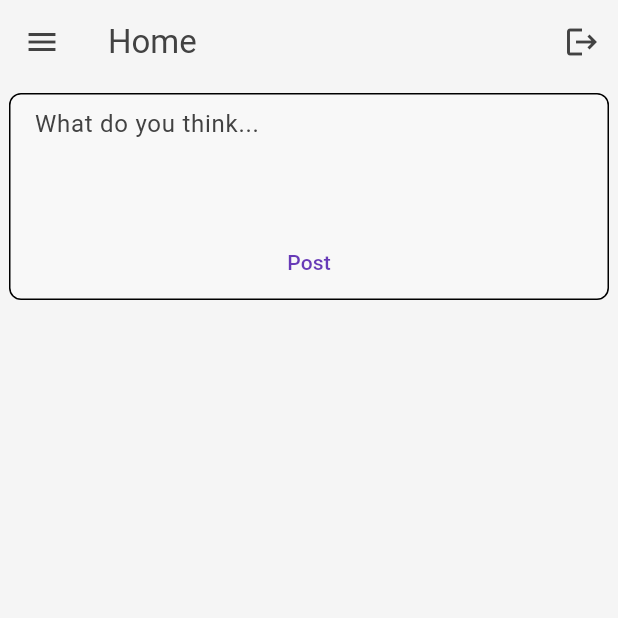
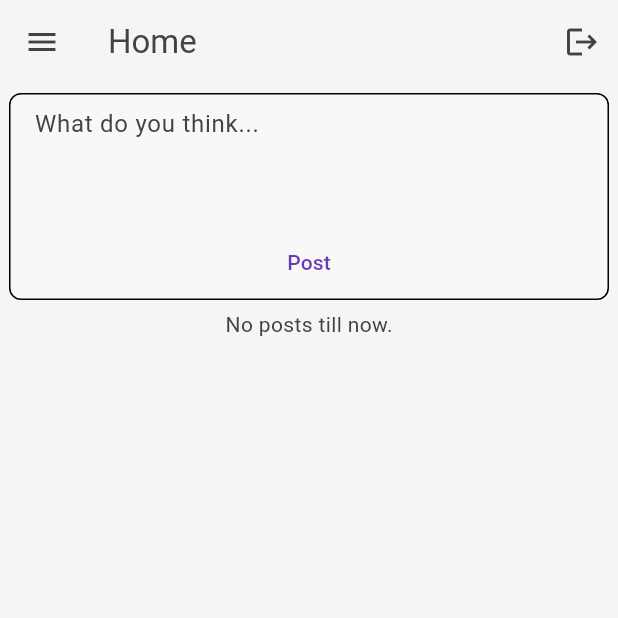
Before and after one commit to elnaddar/firebase_auth_crud_social_media_app, a Flutter app: the screen it shows once a user with an empty profile is signed in, on a phone screen of 412 x 824 dp, the top half of it. Run offline on Flutter 3.47's test engine with Material 3 defaults, Android fonts, the phone set to English and light mode, and no system bars; our stand-ins replace cloud_firestore, firebase_auth, firebase_core, flutter_bloc, go_router; missing offline and left inert: form_map; accounts and stored records are empty.

Commit message:
home page can now handle posts came from posts firestore.

```diff
--- a/lib/views/home/home_page.dart
+++ b/lib/views/home/home_page.dart
@@ -1,6 +1,9 @@
 import 'package:firebase_auth_crud_social_media_app/components/app_drawer.dart';
+import 'package:firebase_auth_crud_social_media_app/repository/posts_repository.dart';
+import 'package:firebase_auth_crud_social_media_app/repository/users_repository.dart';
 import 'package:firebase_auth_crud_social_media_app/views/home/posts/write_post_widget.dart';
 import 'package:flutter/material.dart';
+import 'package:flutter_bloc/flutter_bloc.dart';
 import 'package:go_router/go_router.dart';
 
 class HomePage extends StatelessWidget {
@@ -8,7 +11,13 @@ class HomePage extends StatelessWidget {
 
   @override
   Widget build(BuildContext context) {
-    return Scaffold(
+    final usersRepo = RepositoryProvider.of<UsersRepository>(context);
+    final posts = PostsRepository(
+        usersRepo: usersRepo, firestoreService: usersRepo.storeService);
+
+    return RepositoryProvider.value(
+      value: posts,
+      child: Scaffold(
         drawer: const AppDrawer(),
         appBar: AppBar(
           title: const Text("Home"),
@@ -19,7 +28,41 @@ class HomePage extends StatelessWidget {
                 icon: const Icon(Icons.logout))
           ],
         ),
-      body: const WritePostWidget(),
+        body: CustomScrollView(slivers: [
+          const SliverToBoxAdapter(child: WritePostWidget()),
+          StreamBuilder(
+            stream: posts
+                .getPosts()
+                .orderBy('timestamp', descending: true)
+                .snapshots(),
+            builder: (context, snapshot) {
+              if (snapshot.hasError) {
+                return const SliverToBoxAdapter(
+                  child: Center(
+                    child: Text("Something went wrong try again."),
+                  ),
+                );
+              }
+              if (snapshot.connectionState == ConnectionState.waiting) {
+                return const SliverToBoxAdapter(
+                    child: Center(child: CircularProgressIndicator.adaptive()));
+              }
+              if (snapshot.data == null || snapshot.data!.docs.isEmpty) {
+                return const SliverToBoxAdapter(
+                    child: Center(child: Text("No posts till now.")));
+              }
+              final items = snapshot.data!.docs;
+              return SliverList.builder(
+                itemBuilder: (context, index) {
+                  final data = items[index].data();
+                  return ListTile(title: Text(data['content']));
+                },
+                itemCount: items.length,
+              );
+            },
+          )
+        ]),
+      ),
     );
   }
 }
```
Lines whose indentation alone changed are shown as unchanged.
